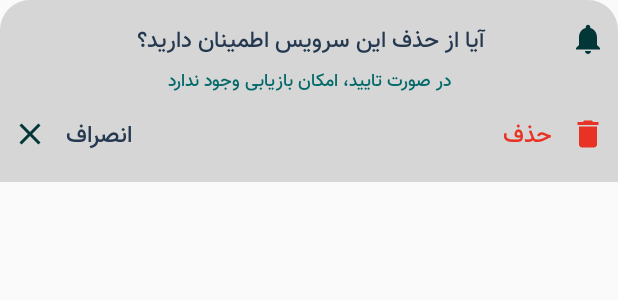
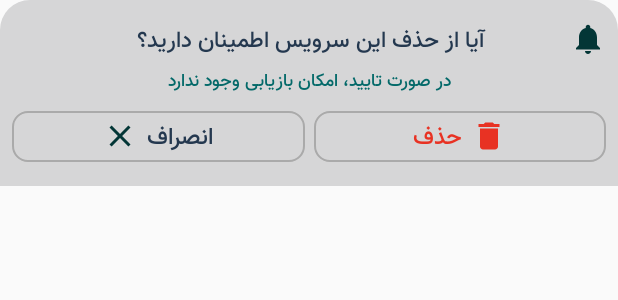
Before and after one commit to osameh15/ArappOfficial, an Android app: the layout bottom_sheet_delete_service_layout.xml on its own in the app's theme, with its tools: preview values and no code run, on a phone screen of 412 x 824 dp. Shown: the top 300 px of the screen. Run offline under Robolectric (Android 15) with nearby library versions, the light colour scheme and no system bars; plain views replace SpinKitView.

Commit message:
- Add Edit service

```diff
--- a/app/src/main/java/ir/arapp/arappofficial/Adapter/MyServiceAdapter.java
+++ b/app/src/main/java/ir/arapp/arappofficial/Adapter/MyServiceAdapter.java
@@ -101,14 +101,14 @@ public class MyServiceAdapter extends RecyclerView.Adapter<MyServiceAdapter.MySe
             BottomSheetDialog bottomSheetDialog = new BottomSheetDialog(context, R.style.bottomSheetDialogTheme);
             @SuppressLint("InflateParams") View bottomSheetView = LayoutInflater.from(context).inflate(R.layout.bottom_sheet_delete_service_layout, null);
             //View Hooks
-            RelativeLayout relativeLayout = bottomSheetView.findViewById(R.id.myServiceDeleteActionRelativeLayout);
+            LinearLayout actionBar = bottomSheetView.findViewById(R.id.myServiceDeleteActionRelativeLayout);
             LinearLayout delete = bottomSheetView.findViewById(R.id.deleteServiceAction);
             LinearLayout cancel = bottomSheetView.findViewById(R.id.cancelServiceAction);
             SpinKitView spinKitView = bottomSheetView.findViewById(R.id.loadingDeleteBottomSheet);
 
             delete.setOnClickListener(view1 ->
             {
-                relativeLayout.setVisibility(View.GONE);
+                actionBar.setVisibility(View.GONE);
                 spinKitView.setVisibility(View.VISIBLE);
                 new Handler().postDelayed(bottomSheetDialog::dismiss,TIME_LOADING);
             });
--- a/app/src/main/java/ir/arapp/arappofficial/Fragments/AddServiceFragment.java
+++ b/app/src/main/java/ir/arapp/arappofficial/Fragments/AddServiceFragment.java
@@ -1,5 +1,6 @@
 package ir.arapp.arappofficial.Fragments;
 
+import android.annotation.SuppressLint;
 import android.graphics.Typeface;
 import android.os.Bundle;
 import android.text.format.DateFormat;
@@ -146,6 +147,7 @@ public class AddServiceFragment extends Fragment implements View.OnClickListener
                 .show(Objects.requireNonNull(getFragmentManager()), tagBottomSheetTimeRangePicker);
     }
 
+    @SuppressLint("NonConstantResourceId")
     @Override
     public void onClick(View view)
     {
--- a/app/src/main/res/layout/bottom_sheet_delete_service_layout.xml
+++ b/app/src/main/res/layout/bottom_sheet_delete_service_layout.xml
@@ -51,22 +51,29 @@
         android:layout_marginBottom="2dp"
         android:fontFamily="@font/vazir_medium"/>
 
-    <RelativeLayout
+    <LinearLayout
         android:id="@+id/myServiceDeleteActionRelativeLayout"
         android:layout_width="match_parent"
         android:layout_height="wrap_content"
-        android:layout_marginTop="10dp"
-        android:layout_marginBottom="10dp">
+        android:weightSum="2"
+        android:layout_marginTop="8dp"
+        android:layout_marginBottom="8dp"
+        android:gravity="center"
+        android:layoutDirection="rtl">
 
         <LinearLayout
             android:id="@+id/deleteServiceAction"
-            android:layout_width="wrap_content"
+            android:layout_width="0dp"
             android:layout_height="wrap_content"
+            android:layout_weight="1"
+            android:layout_marginEnd="6dp"
+            android:background="@drawable/spinner_bg"
+            android:padding="3dp"
             android:orientation="horizontal"
             android:layoutDirection="rtl"
             android:clickable="true"
             android:focusable="true"
-            android:layout_alignParentEnd="true"
+            android:gravity="center"
             tools:ignore="RelativeOverlap,UseCompoundDrawables">
 
             <ImageView
@@ -82,7 +89,7 @@
                 android:textColor="@color/compound5"
                 android:text="@string/delete"
                 android:textSize="16sp"
-                android:layout_marginStart="12dp"
+                android:layout_marginStart="6dp"
                 android:textAlignment="center"
                 android:fontFamily="@font/vazir_medium"/>
 
@@ -90,13 +97,16 @@
 
         <LinearLayout
             android:id="@+id/cancelServiceAction"
-            android:layout_width="wrap_content"
+            android:layout_width="0dp"
             android:layout_height="wrap_content"
+            android:layout_weight="1"
+            android:padding="3dp"
+            android:background="@drawable/spinner_bg"
             android:orientation="horizontal"
             android:layoutDirection="rtl"
             android:clickable="true"
             android:focusable="true"
-            android:layout_alignParentStart="true"
+            android:gravity="center"
             tools:ignore="RelativeOverlap,UseCompoundDrawables">
 
             <TextView
@@ -105,7 +115,7 @@
                 android:textColor="@color/text6"
                 android:text="@string/cancel_action"
                 android:textSize="16sp"
-                android:layout_marginEnd="12dp"
+                android:layout_marginEnd="6dp"
                 android:textAlignment="center"
                 android:fontFamily="@font/vazir_medium"/>
 
@@ -118,14 +128,14 @@
 
         </LinearLayout>
 
-    </RelativeLayout>
+    </LinearLayout>
 
     <com.github.ybq.android.spinkit.SpinKitView
         android:id="@+id/loadingDeleteBottomSheet"
         android:layout_width="wrap_content"
         android:layout_height="wrap_content"
-        android:layout_marginTop="3dp"
-        android:layout_marginBottom="3dp"
+        android:layout_marginTop="4dp"
+        android:layout_marginBottom="4dp"
         app:SpinKit_Style="DoubleBounce"
         app:SpinKit_Color="@color/colorPrimary"
         style="@style/loadingStyle"
--- a/app/src/main/res/layout/fragment_add_service.xml
+++ b/app/src/main/res/layout/fragment_add_service.xml
@@ -4,7 +4,6 @@
     xmlns:tools="http://schemas.android.com/tools"
     android:layout_width="match_parent"
     android:layout_height="match_parent"
-    android:layout_marginBottom="10dp"
     xmlns:app="http://schemas.android.com/apk/res-auto"
     tools:context=".Fragments.UserProfileFragment"
     android:background="@color/colorAccent"
@@ -34,7 +33,7 @@
                     android:layout_height="match_parent">
 
                     <com.makeramen.roundedimageview.RoundedImageView
-                        android:id="@+id/nav_profilePicture"
+                        android:id="@+id/addServicePicture"
                         android:layout_width="match_parent"
                         android:layout_height="match_parent"
                         android:scaleType="fitXY"
@@ -254,7 +253,6 @@
                         <com.airbnb.lottie.LottieAnimationView
                             android:layout_width="32dp"
                             android:layout_height="32dp"
-                            android:layout_marginStart="10dp"
                             app:lottie_loop="true"
                             app:lottie_autoPlay="true"
                             app:lottie_fileName="category.json"/>
@@ -325,7 +323,6 @@
                         <com.airbnb.lottie.LottieAnimationView
                             android:layout_width="36dp"
                             android:layout_height="36dp"
-                            android:layout_marginStart="10dp"
                             app:lottie_fileName="time.json"
                             app:lottie_autoPlay="true"
                             app:lottie_loop="true"/>
@@ -372,7 +369,6 @@
                         <com.airbnb.lottie.LottieAnimationView
                             android:layout_width="36dp"
                             android:layout_height="36dp"
-                            android:layout_marginStart="10dp"
                             app:lottie_fileName="time.json"
                             app:lottie_autoPlay="true"
                             app:lottie_loop="true"/>
--- a/app/src/main/res/values/strings.xml
+++ b/app/src/main/res/values/strings.xml
@@ -106,6 +106,8 @@
     <string name="set_map">ثبت موقعیت مکانی</string>
     <string name="set_map_again">ثبت مجدد موقعیت مکانی</string>
     <string name="notify">* توجه شود که بعداً نمی توانید این قسمت را ویرایش کنید</string>
+    <string name="open_service_time">ساعت بازشدن سرویس 8:00</string>
+    <string name="close_service_time">ساعت بسته شدن سرویس 23:23</string>
 
     <!-- Pop Up Text View -->
     <string name="contact_us_text">جهت ارتباط با آراپ میتوانید از طریق شماره و یا ایمیل زیر تماس حاصل فرمایید \nهمچنین جهت ارسال مشکلات احتمالی با ایمیل آراپ در ارتباط باشید</string>
```
Also changed, not shown: app/src/main/java/ir/arapp/arappofficial/Fragments/EditServiceFragment.java (+6 -4 lines), app/src/main/res/layout/fragment_edit_service.xml (+34 -14 lines), app/src/main/res/layout/my_services_item.xml (+4 -4 lines).
